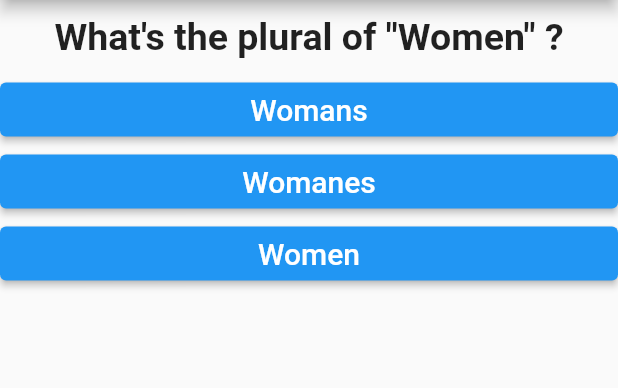
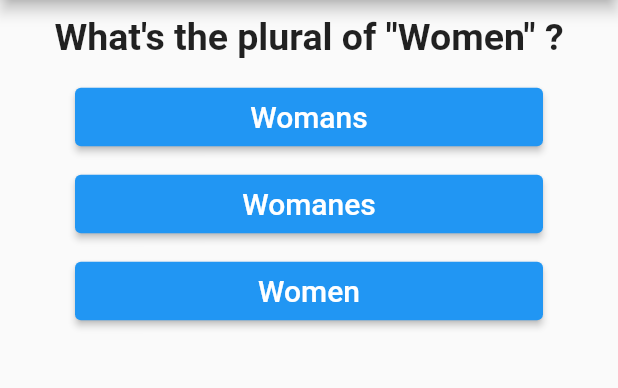
Before and after one commit to abdurrahimcmt/quizapp, a Flutter app: the screen it shows after launch, on a phone screen of 412 x 824 dp, the part 84-472 px from its top. Run offline on Flutter 3.47's test engine with Material 2 defaults, Android fonts, the phone set to English and light mode, and no system bars.

Commit message:
some update

```diff
--- a/quiz_app/lib/anser.dart
+++ b/quiz_app/lib/anser.dart
@@ -8,13 +8,17 @@ class Anser extends StatelessWidget {
 
   @override
   Widget build(BuildContext context) {
-    return SizedBox(
-      width: double.maxFinite,
+    return Container(
+      margin: const EdgeInsets.symmetric(vertical: 5.0, horizontal: 50.0),
+      width: double.infinity,
       child: ElevatedButton(
-        child: Text(
-          anser,
-          style: const TextStyle(
-            fontSize: 20,
+        child: Padding(
+          padding: const EdgeInsets.all(8.0),
+          child: Text(
+            anser,
+            style: const TextStyle(
+              fontSize: 20,
+            ),
           ),
         ),
         onPressed: ansQuestion,
```
